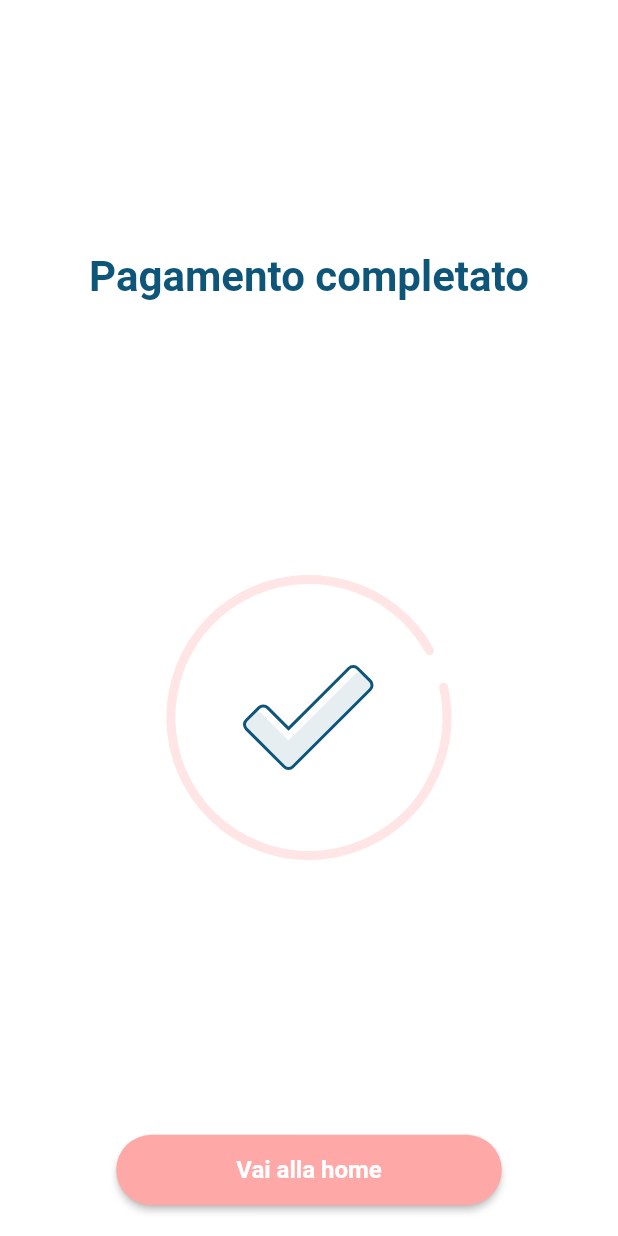
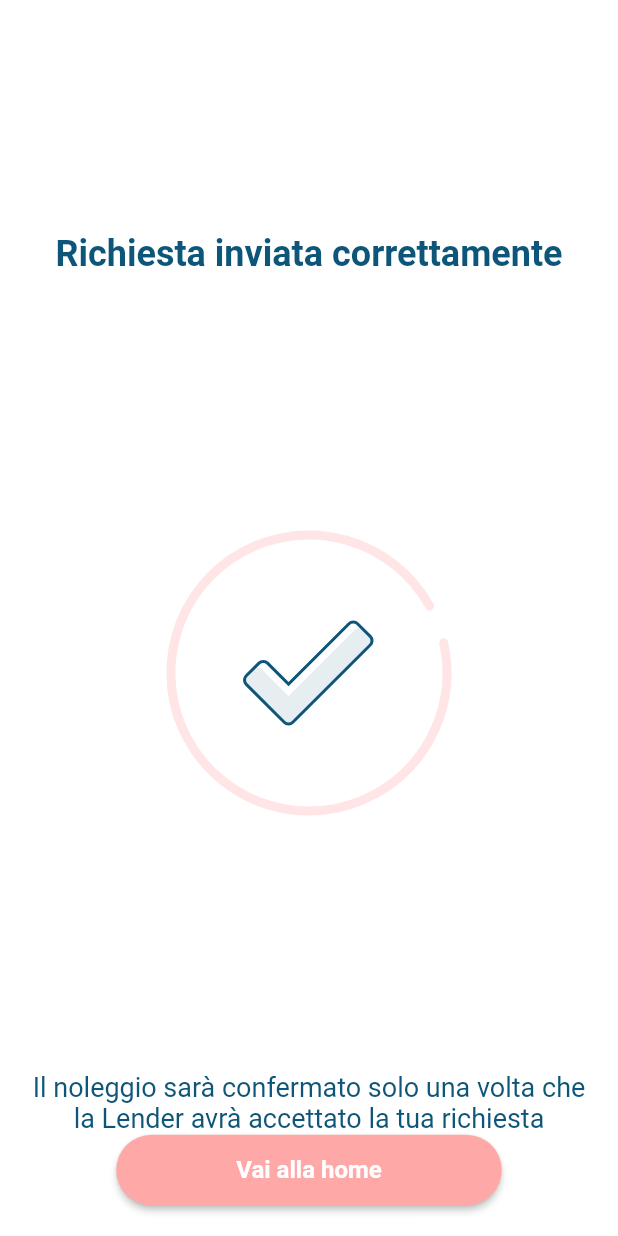
Before and after one commit to ankoosh544/sisterly, a Flutter app: the PaymentStatusScreen screen opened directly, on a phone screen of 412 x 824 dp. Run offline on Flutter 3.47's test engine with Material 2 defaults, Android fonts, the phone set to English and light mode, and no system bars; our stand-ins replace cached_network_image, carousel_slider, device_info, firebase_analytics, firebase_core, flutter_rating_bar and 14 more; missing offline and left inert: app_tracking_transparency, facebook_app_events, flutter_facebook_auth, flutter_inappwebview, flutter_sequence_animation, flutter_stripe and 3 more; accounts and stored records are empty.

Commit message:
Change msg on payment status screen

```diff
--- a/sisterly/lib/screens/payment_status_screen.dart
+++ b/sisterly/lib/screens/payment_status_screen.dart
@@ -24,7 +24,8 @@ class PaymentStatusScreen extends StatefulWidget {
 
 class PaymentStatusScreenState extends State<PaymentStatusScreen> {
 
-  String msg = "Pagamento completato";
+  String msgTitle = "Richiesta inviata correttamente";
+  String msgBody = "Il noleggio sarà confermato solo una volta che la Lender avrà accettato la tua richiesta";
   String icon = "assets/images/success.svg";
 
   @override
@@ -63,12 +64,12 @@ class PaymentStatusScreenState extends State<PaymentStatusScreen> {
                 child: SizedBox(),
               ),
               Text(
-                msg,
+                msgTitle,
                 textAlign: TextAlign.center,
                 style: TextStyle(
                   color: Constants.PRIMARY_COLOR,
                   fontWeight: FontWeight.bold,
-                  fontSize: 28,
+                  fontSize: 24,
                 ),
               ),
               /*const SizedBox(height: 40),
@@ -86,6 +87,15 @@ class PaymentStatusScreenState extends State<PaymentStatusScreen> {
               SvgPicture.asset(icon),
               const Expanded(
                 child: SizedBox(),
+              ),
+              Text(
+                msgBody,
+                textAlign: TextAlign.center,
+                style: TextStyle(
+                  color: Color(0xff0e5679),
+                  // fontWeight: FontWeight.bold,
+                  fontSize: 18,
+                ),
               ),
               SafeArea(
                 child: Center(
```
